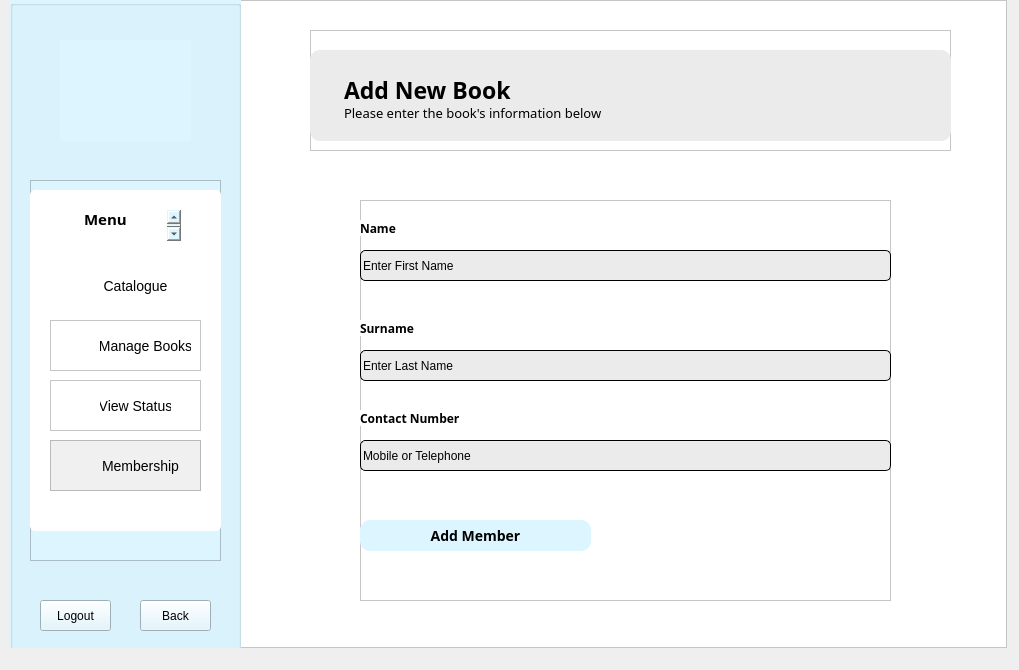
This is LIS/adminaddmember.ui in TenacioussD/library_information_system as Qt 5 draws it before an edit. The edited form follows.
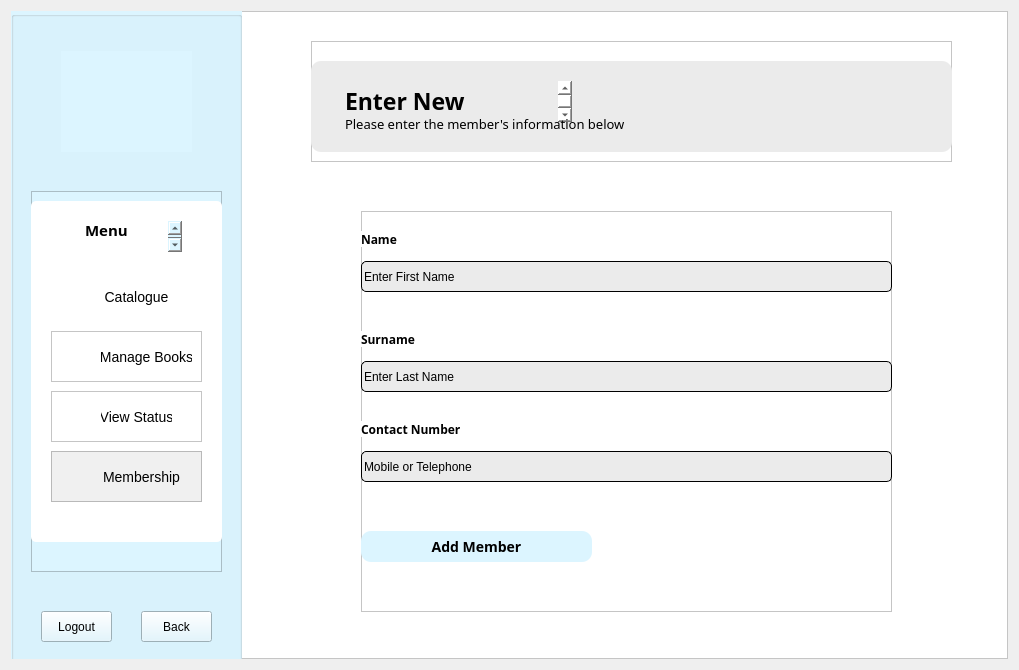
This is the edited form. Icons and pictures are not drawn.

Diff of the .ui file:
```diff
--- a/LIS/adminaddmember.ui
+++ b/LIS/adminaddmember.ui
@@ -13,15 +13,9 @@
   <property name="windowTitle">
    <string>Dialog</string>
   </property>
+  <layout class="QVBoxLayout" name="verticalLayout">
+   <item>
   <widget class="QFrame" name="frame">
-   <property name="geometry">
-    <rect>
-     <x>10</x>
-     <y>0</y>
-     <width>997</width>
-     <height>648</height>
-    </rect>
-   </property>
    <property name="styleSheet">
     <string notr="true">background: white;</string>
    </property>
@@ -478,7 +472,7 @@
       <enum>QFrame::NoFrame</enum>
      </property>
      <property name="plainText">
-      <string>Add New Book</string>
+        <string>Enter New Member</string>
      </property>
     </widget>
     <widget class="QPlainTextEdit" name="plainTextEdit_11">
@@ -499,7 +493,7 @@
       <enum>QFrame::NoFrame</enum>
      </property>
      <property name="plainText">
-      <string>Please enter the book's information below</string>
+        <string>Please enter the member's information below</string>
      </property>
     </widget>
    </widget>
@@ -667,6 +661,8 @@
     </widget>
    </widget>
   </widget>
+   </item>
+  </layout>
  </widget>
  <resources>
   <include location="Resources.qrc"/>
```
Lines whose indentation alone changed are shown as unchanged.
